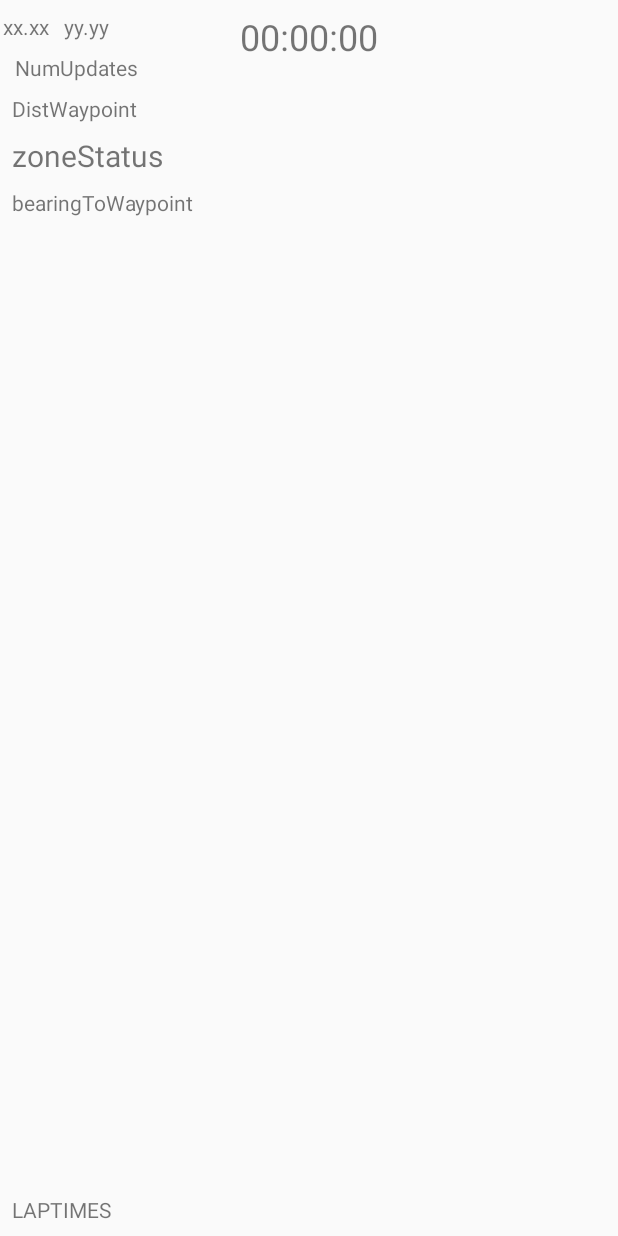
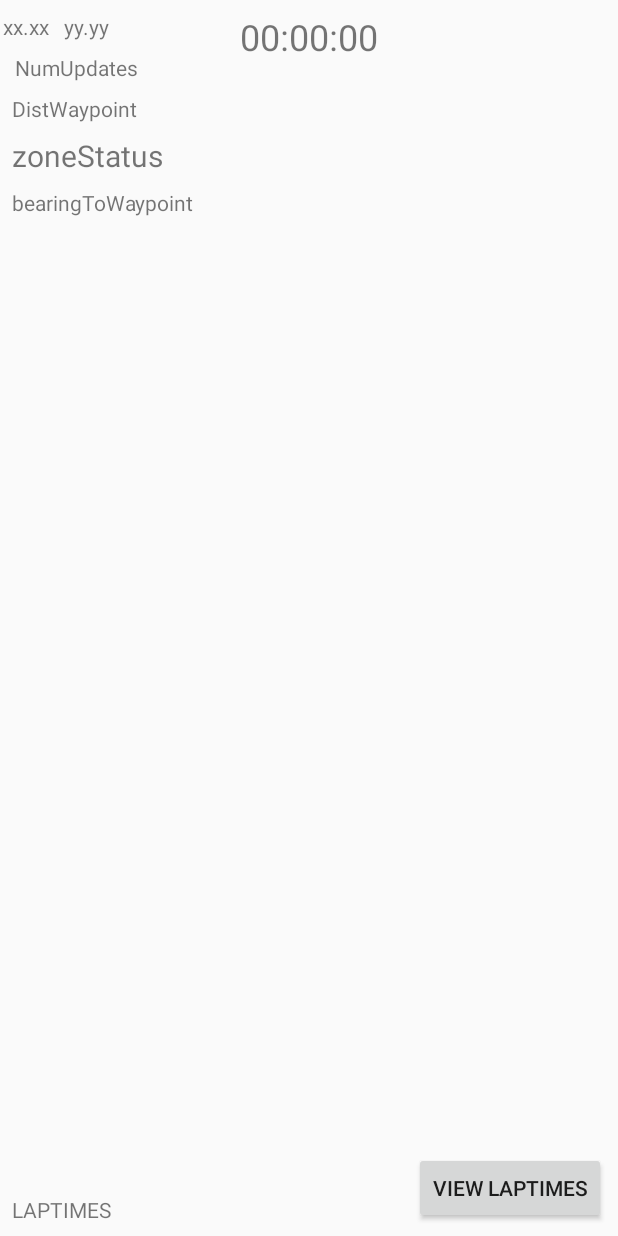
Before and after one commit to atkinsk/Sprint, an Android app: the screen it shows after launch (MainActivity), on a phone screen of 412 x 824 dp. Run offline under Robolectric (Android 15) with nearby library versions, the phone set to English and light mode, and no system bars.

Commit message:
adding a whole bunch of shit

```diff
--- a/app/build.gradle
+++ b/app/build.gradle
@@ -20,14 +20,14 @@ android {
 }
 
 dependencies {
-    compile 'com.android.support:appcompat-v7:25.3.1'
     compile fileTree(include: ['*.jar'], dir: 'libs')
     androidTestCompile('com.android.support.test.espresso:espresso-core:2.2.2', {
         exclude group: 'com.android.support', module: 'support-annotations'
     })
+
+    compile 'com.android.support:appcompat-v7:25.3.1'
     compile 'com.android.support.constraint:constraint-layout:1.0.2'
     compile 'com.google.android.gms:play-services-location:10.2.1'
     compile 'com.google.android.gms:play-services-maps:10.2.1'
-
     testCompile 'junit:junit:4.12'
 }
--- a/app/src/main/res/layout/activity_main.xml
+++ b/app/src/main/res/layout/activity_main.xml
@@ -90,5 +90,16 @@
         app:layout_constraintBottom_toBottomOf="parent"
         android:layout_marginBottom="8dp" />
 
+    <Button
+        android:id="@+id/button_view_laptimes"
+        android:layout_width="wrap_content"
+        android:layout_height="wrap_content"
+        android:text="VIEW LAPTIMES"
+        android:onClick="viewLaptimes"
+        app:layout_constraintBottom_toBottomOf="parent"
+        android:layout_marginBottom="8dp"
+        android:layout_marginRight="8dp"
+        app:layout_constraintRight_toRightOf="parent" />
+
 
 </android.support.constraint.ConstraintLayout>
```
Also changed, not shown: app/src/main/AndroidManifest.xml (+10 -1 lines), app/src/main/java/com/sn1006/atkins/sprint/LapListActivity.java (added, +19 -0 lines), app/src/main/java/com/sn1006/atkins/sprint/MainActivity.java (+10 -0 lines), app/src/main/res/layout/activity_lap_list.xml (added, +19 -0 lines).
